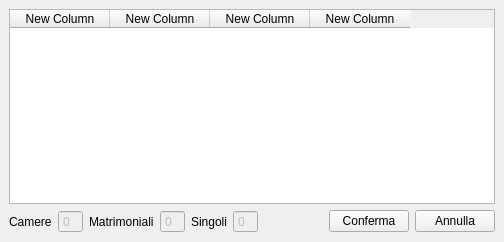
Qt form ui/scelta_camere_prenotazione.ui (Raccispini/Progetto-Hotel) before a commit.
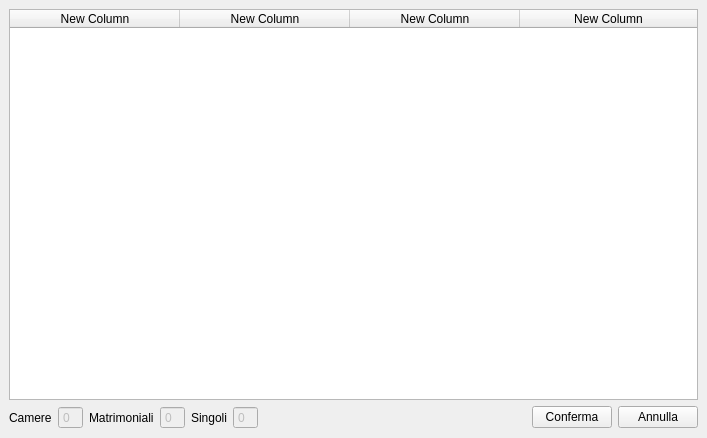
The same form after that commit.

Patch:
```diff
--- a/ui/scelta_camere_prenotazione.ui
+++ b/ui/scelta_camere_prenotazione.ui
@@ -6,8 +6,8 @@
    <rect>
     <x>0</x>
     <y>0</y>
-    <width>504</width>
-    <height>242</height>
+    <width>707</width>
+    <height>438</height>
    </rect>
   </property>
   <property name="sizePolicy">
@@ -16,6 +16,18 @@
     <verstretch>0</verstretch>
    </sizepolicy>
   </property>
+  <property name="minimumSize">
+   <size>
+    <width>707</width>
+    <height>438</height>
+   </size>
+  </property>
+  <property name="maximumSize">
+   <size>
+    <width>707</width>
+    <height>438</height>
+   </size>
+  </property>
   <property name="windowTitle">
    <string>MainWindow</string>
   </property>
@@ -23,6 +35,15 @@
    <layout class="QVBoxLayout" name="verticalLayout">
     <item>
      <widget class="QTableWidget" name="tabella_camere">
+      <attribute name="horizontalHeaderDefaultSectionSize">
+       <number>170</number>
+      </attribute>
+      <attribute name="horizontalHeaderMinimumSectionSize">
+       <number>39</number>
+      </attribute>
+      <attribute name="horizontalHeaderStretchLastSection">
+       <bool>true</bool>
+      </attribute>
       <column>
        <property name="text">
         <string>New Column</string>
```
Left out of the diff: 6 changed lines with no effect on the pictures.
